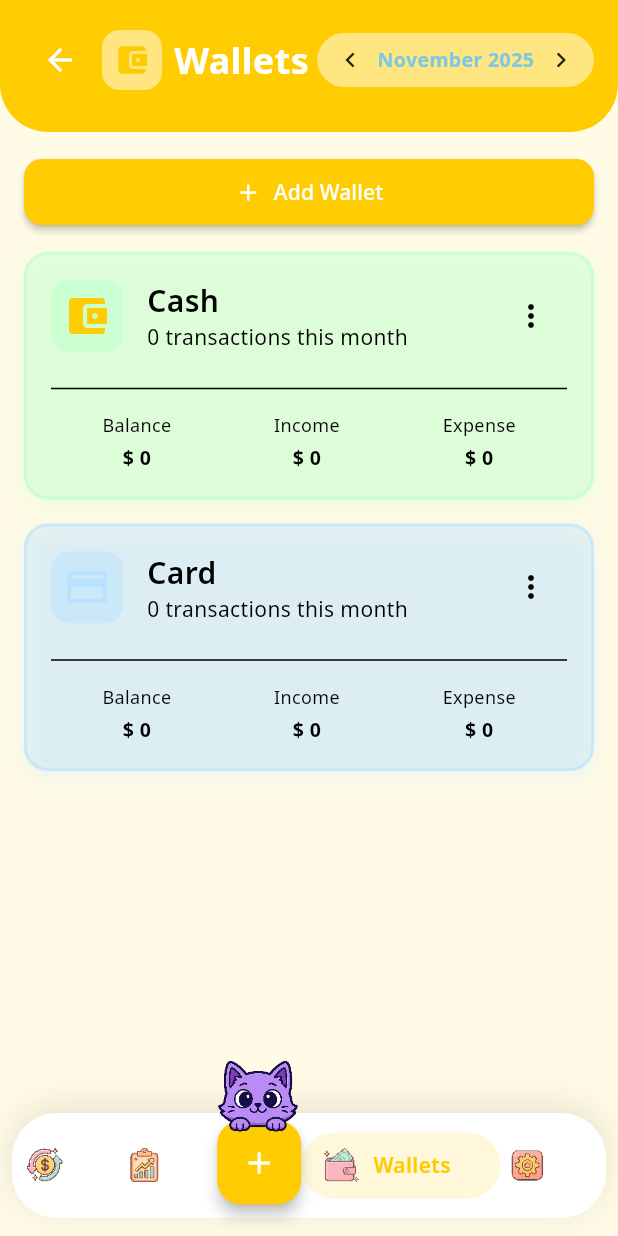
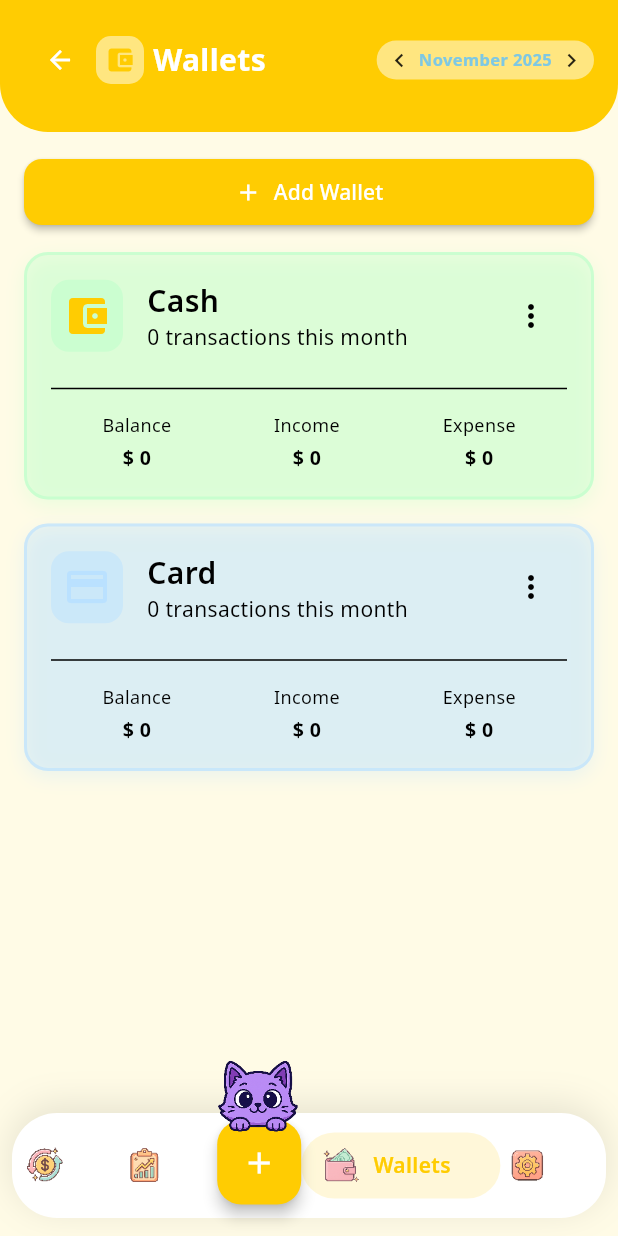
Before and after one commit to aivexl/catmoney, a Flutter app: the screen it shows after launch, swiped to page 3, on a phone screen of 412 x 824 dp. Run offline on Flutter 3.47's test engine with Material 3 defaults, Android fonts, the phone set to English and light mode, and no system bars; our stand-ins replace file_picker, fl_chart, google_fonts, google_sign_in, image_picker, shared_preferences and 1 more; missing offline and left inert: excel, universal_html.

Commit message:
Fix wallet header responsiveness and overlapping text

```diff
--- a/lib/screens/accounts_screen.dart
+++ b/lib/screens/accounts_screen.dart
@@ -126,41 +126,48 @@ class _AccountsScreenState extends State<AccountsScreen> {
               mainAxisAlignment: MainAxisAlignment.spaceBetween,
               children: [
                 // Title
-                Row(
+                Expanded(
+                  child: Row(
                     children: [
                       IconButton(
                         onPressed: () => Navigator.pop(context),
-                      icon: const Icon(Icons.arrow_back),
+                        icon: const Icon(Icons.arrow_back, size: 20),
                         color: Colors.white,
+                        padding: const EdgeInsets.all(4),
+                        constraints: const BoxConstraints(),
                       ),
-                    const SizedBox(width: 4),
                       Container(
-                      padding: const EdgeInsets.all(8),
+                        padding: const EdgeInsets.all(6),
                         decoration: BoxDecoration(
                           color: Colors.white.withValues(alpha: 0.5),
-                        borderRadius: BorderRadius.circular(12),
+                          borderRadius: BorderRadius.circular(10),
                         ),
                         child: const Icon(
                           Icons.account_balance_wallet,
                           color: AppColors.primary,
-                        size: 24,
+                          size: 20,
                         ),
                       ),
-                    const SizedBox(width: AppSpacing.sm),
-                    const Text(
+                      const SizedBox(width: 6),
+                      const Flexible(
+                        child: Text(
                           'Wallets',
                           style: TextStyle(
-                        fontSize: 24,
+                            fontSize: 20,
                             fontWeight: FontWeight.bold,
                             color: Colors.white,
+                          ),
+                          overflow: TextOverflow.ellipsis,
                         ),
                       ),
                     ],
                   ),
+                ),
+                const SizedBox(width: 8),
                 // Month selector
                 Container(
                   padding:
-                      const EdgeInsets.symmetric(horizontal: 8, vertical: 4),
+                      const EdgeInsets.symmetric(horizontal: 4, vertical: 2),
                   decoration: BoxDecoration(
                     color: Colors.white.withValues(alpha: 0.5),
                     borderRadius: BorderRadius.circular(20),
@@ -172,25 +179,25 @@ class _AccountsScreenState extends State<AccountsScreen> {
                         onTap: () => _changeMonth(-1),
                         borderRadius: BorderRadius.circular(12),
                         child: const Padding(
-                          padding: EdgeInsets.all(4.0),
-                          child: Icon(Icons.chevron_left, size: 20),
+                          padding: EdgeInsets.all(2.0),
+                          child: Icon(Icons.chevron_left, size: 18),
                         ),
                       ),
-                      const SizedBox(width: 4),
+                      const SizedBox(width: 2),
                       Text(
                         Formatters.formatMonthYear(_currentMonth),
                         style: AppTextStyle.body.copyWith(
                           fontWeight: FontWeight.bold,
-                          fontSize: 13,
+                          fontSize: 11,
                         ),
                       ),
-                      const SizedBox(width: 4),
+                      const SizedBox(width: 2),
                       InkWell(
                         onTap: () => _changeMonth(1),
                         borderRadius: BorderRadius.circular(12),
                         child: const Padding(
-                          padding: EdgeInsets.all(4.0),
-                          child: Icon(Icons.chevron_right, size: 20),
+                          padding: EdgeInsets.all(2.0),
+                          child: Icon(Icons.chevron_right, size: 18),
                         ),
                       ),
                     ],
@@ -280,17 +287,20 @@ class _AccountsScreenState extends State<AccountsScreen> {
       margin: const EdgeInsets.only(bottom: AppSpacing.md),
       padding: const EdgeInsets.all(AppSpacing.md),
       decoration: BoxDecoration(
-        color: Color(account.color).withValues(alpha: 0.3), // Increased from 0.05 to 0.3 for thicker color
+        color: Color(account.color).withValues(
+            alpha: 0.3), // Increased from 0.05 to 0.3 for thicker color
         borderRadius: BorderRadius.circular(AppBorderRadius.lg),
         boxShadow: [
           BoxShadow(
-            color: Color(account.color).withValues(alpha: 0.3), // Increased from 0.1 to 0.3
+            color: Color(account.color)
+                .withValues(alpha: 0.3), // Increased from 0.1 to 0.3
             blurRadius: 10,
             offset: const Offset(0, 4),
           ),
         ],
         border: Border.all(
-          color: Color(account.color).withValues(alpha: 0.6), // Increased from 0.3 to 0.6 for thicker border
+          color: Color(account.color).withValues(
+              alpha: 0.6), // Increased from 0.3 to 0.6 for thicker border
           width: 2, // Increased from 1 to 2
         ),
       ),
@@ -303,7 +313,9 @@ class _AccountsScreenState extends State<AccountsScreen> {
                 width: 48,
                 height: 48,
                 decoration: BoxDecoration(
-                  color: Color(account.color).withValues(alpha: 0.5), // Increased from 0.2 to 0.5 for thicker icon background
+                  color: Color(account.color).withValues(
+                      alpha:
+                          0.5), // Increased from 0.2 to 0.5 for thicker icon background
                   borderRadius: BorderRadius.circular(AppBorderRadius.md),
                 ),
                 child: Center(
@@ -330,8 +342,7 @@ class _AccountsScreenState extends State<AccountsScreen> {
                 onPressed: () {
                   // TODO: Edit/Delete wallet
                 },
-                icon:
-                    const Icon(Icons.more_vert, color: Colors.black),
+                icon: const Icon(Icons.more_vert, color: Colors.black),
               ),
             ],
           ),
@@ -357,7 +368,8 @@ class _AccountsScreenState extends State<AccountsScreen> {
       children: [
         Text(
           label,
-          style: AppTextStyle.caption.copyWith(fontSize: 12, color: Colors.black),
+          style:
+              AppTextStyle.caption.copyWith(fontSize: 12, color: Colors.black),
         ),
         const SizedBox(height: 4),
         Text(
```
Also changed, not shown: assets/icons/cardicon.png (deleted), assets/icons/cashicon.png (deleted), assets/icons/iconcat23.webp (deleted). Lines whose indentation alone changed are shown as unchanged.
